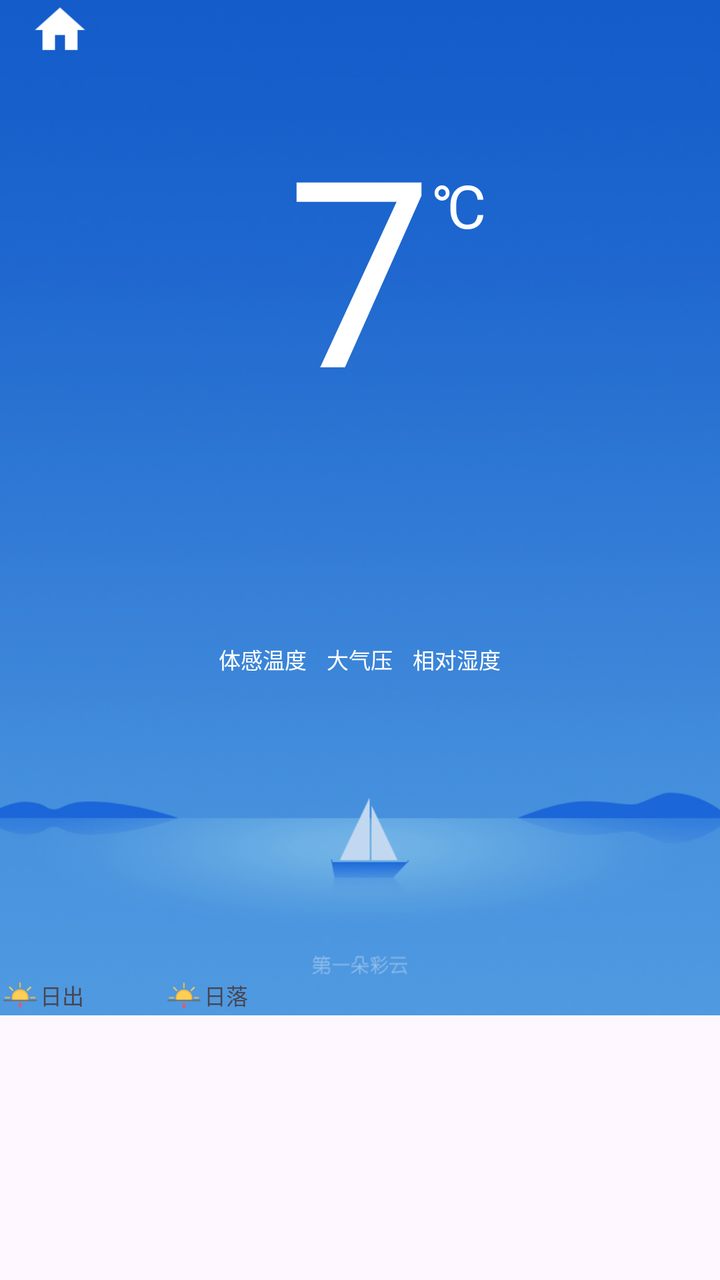
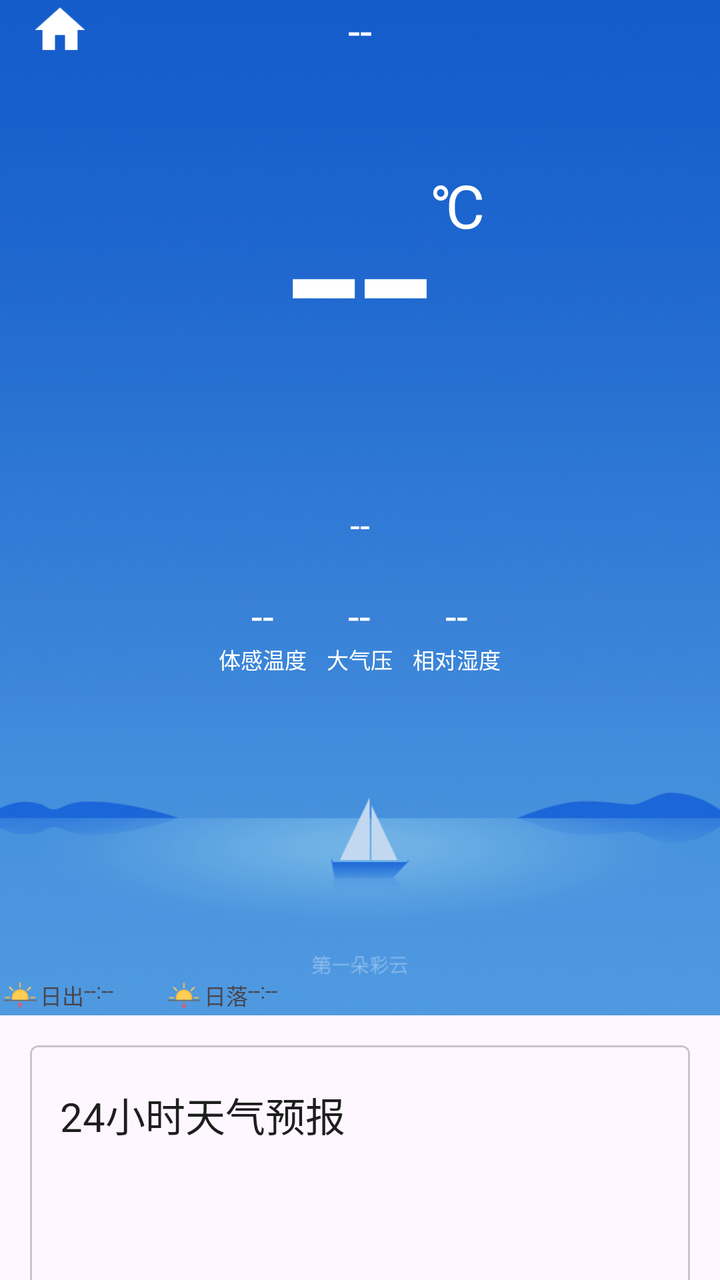

An Android layout rendered at two revisions. The XML below is the earlier revision; the diff shows what the commit changed to produce the second picture.
<!-- AndroidManifest.xml: application theme Theme.Sunny -->
<!-- res/layout/activity_main.xml -->
<?xml version="1.0" encoding="utf-8"?>
<androidx.drawerlayout.widget.DrawerLayout xmlns:android="http://schemas.android.com/apk/res/android"
    android:id="@+id/drawerLayout"
    android:layout_width="match_parent"
    android:layout_height="match_parent">

    <ScrollView
        android:id="@+id/scrollView"
        android:layout_width="match_parent"
        android:layout_height="match_parent"
        android:overScrollMode="never"
        android:scrollbars="none"
        android:visibility="visible">

        <LinearLayout
            android:layout_width="match_parent"
            android:layout_height="wrap_content"
            android:orientation="vertical">

            <include layout="@layout/activity_now" />
        </LinearLayout>
    </ScrollView>

    <FrameLayout
        android:layout_width="match_parent"
        android:layout_height="match_parent"
        android:layout_gravity="start"
        android:background="@color/colorPrimary"
        android:clickable="true"
        android:focusable="true">

        <androidx.fragment.app.FragmentContainerView
            android:id="@+id/placeFragment"
            android:name="com.example.sunny.view.place.PlaceFragment"
            android:layout_width="match_parent"
            android:layout_height="match_parent"
            android:layout_marginTop="25dp" />

    </FrameLayout>

</androidx.drawerlayout.widget.DrawerLayout>
<!-- res/layout/activity_now.xml (included above) -->
<?xml version="1.0" encoding="utf-8"?>
<androidx.constraintlayout.widget.ConstraintLayout xmlns:android="http://schemas.android.com/apk/res/android"
    xmlns:app="http://schemas.android.com/apk/res-auto"
    android:id="@+id/nowLayout"
    android:layout_width="match_parent"
    android:layout_height="wrap_content"
    android:background="@drawable/bg_clear_day">
    <androidx.constraintlayout.widget.ConstraintLayout
        android:id="@+id/title"
        android:layout_width="match_parent"
        android:layout_height="wrap_content"
        app:layout_constraintEnd_toEndOf="parent"
        app:layout_constraintStart_toStartOf="parent"
        app:layout_constraintTop_toTopOf="parent">

        <Button
            android:id="@+id/button"
            android:layout_width="30dp"
            android:layout_height="30dp"
            android:layout_marginStart="15dp"
            android:background="@drawable/ic_home"
            app:layout_constraintBottom_toBottomOf="parent"
            app:layout_constraintStart_toStartOf="parent"
            app:layout_constraintTop_toTopOf="parent" />

        <TextView
            android:id="@+id/placeName"
            android:layout_width="match_parent"
            android:layout_height="wrap_content"
            android:layout_marginStart="45dp"
            android:layout_marginEnd="45dp"
            android:gravity="center"
            android:singleLine="true"
            android:textColor="#FFFFFFFF"
            android:textSize="22sp"
            app:layout_constraintBottom_toBottomOf="parent"
            app:layout_constraintEnd_toEndOf="parent"
            app:layout_constraintStart_toStartOf="parent"
            app:layout_constraintTop_toTopOf="parent" />

    </androidx.constraintlayout.widget.ConstraintLayout>

    <LinearLayout
        android:id="@+id/bodyLayout"
        android:layout_width="match_parent"
        android:layout_height="wrap_content"
        android:layout_centerInParent="true"
        android:orientation="vertical"
        app:layout_constraintBottom_toBottomOf="parent"
        app:layout_constraintStart_toStartOf="parent"
        app:layout_constraintTop_toBottomOf="@id/title">

        <androidx.constraintlayout.widget.ConstraintLayout
            android:layout_width="match_parent"
            android:layout_height="200dp">

            <TextView
                android:id="@+id/currentTemp"
                android:layout_width="wrap_content"
                android:layout_height="wrap_content"
                android:text="7"
                android:textColor="#FFFFFF"
                android:textSize="130sp"
                app:layout_constraintBottom_toBottomOf="parent"
                app:layout_constraintEnd_toEndOf="parent"
                app:layout_constraintStart_toStartOf="parent"
                app:layout_constraintTop_toTopOf="parent"
                app:layout_constraintVertical_bias="0.592" />

            <TextView
                android:layout_width="42dp"
                android:layout_height="41dp"
                android:layout_gravity="top"
                android:layout_marginTop="36dp"
                android:text="℃"
                android:textColor="#FFFFFF"
                android:textSize="30sp"
                app:layout_constraintStart_toEndOf="@+id/currentTemp"
                app:layout_constraintTop_toTopOf="@+id/currentTemp" />
        </androidx.constraintlayout.widget.ConstraintLayout>

        <LinearLayout
            android:layout_width="wrap_content"
            android:layout_height="wrap_content"
            android:layout_gravity="center_horizontal"
            android:layout_marginTop="20dp">
            
            <TextView
                android:id="@+id/currentSky"
                android:layout_width="wrap_content"
                android:layout_height="wrap_content"
                android:layout_marginEnd="10dp"
                android:textColor="#FFFFFF"
                android:textSize="18sp" />
            
            <TextView
                android:id="@+id/currentAQI"
                android:layout_width="wrap_content"
                android:layout_height="wrap_content"
                android:layout_marginStart="10dp"
                android:textColor="#FFFFFF"
                android:textSize="18sp" />
        </LinearLayout>

        <LinearLayout
            android:layout_width="wrap_content"
            android:layout_height="wrap_content"
            android:layout_gravity="center_horizontal"
            android:layout_marginTop="20dp">
            
            <LinearLayout
                android:layout_width="wrap_content"
                android:layout_height="wrap_content"
                android:layout_gravity="center_horizontal"
                android:layout_marginTop="20dp"
                android:layout_marginEnd="10dp"
                android:orientation="vertical">

                <TextView
                    android:id="@+id/currentApparent"
                    android:layout_width="wrap_content"
                    android:layout_height="wrap_content"
                    android:layout_gravity="center_horizontal"
                    android:textColor="#FFFFFF"
                    android:textSize="20sp" />

                <TextView
                    android:layout_width="wrap_content"
                    android:layout_height="wrap_content"
                    android:layout_gravity="center_horizontal"
                    android:text="体感温度"
                    android:textColor="#FFFFFF"
                    android:textSize="11sp" />
            </LinearLayout>

            
            <LinearLayout
                android:layout_width="wrap_content"
                android:layout_height="wrap_content"
                android:layout_gravity="center_horizontal"
                android:layout_marginTop="20dp"
                android:layout_marginEnd="10dp"
                android:orientation="vertical">

                <TextView
                    android:id="@+id/currentPressure"
                    android:layout_width="wrap_content"
                    android:layout_height="wrap_content"
                    android:layout_gravity="center_horizontal"
                    android:textColor="#FFFFFF"
                    android:textSize="20sp" />

                <TextView
                    android:layout_width="wrap_content"
                    android:layout_height="wrap_content"
                    android:layout_gravity="center_horizontal"
                    android:text="大气压"
                    android:textColor="#FFFFFF"
                    android:textSize="11sp" />

            </LinearLayout>

            
            <LinearLayout
                android:layout_width="wrap_content"
                android:layout_height="wrap_content"
                android:layout_gravity="center_horizontal"
                android:layout_marginTop="20dp"
                android:orientation="vertical">

                <TextView
                    android:id="@+id/currentHumidity"
                    android:layout_width="wrap_content"
                    android:layout_height="wrap_content"
                    android:layout_gravity="center_horizontal"
                    android:textColor="#FFFFFF"
                    android:textSize="20sp" />

                <TextView
                    android:layout_width="wrap_content"
                    android:layout_height="wrap_content"
                    android:layout_gravity="center_horizontal"
                    android:text="相对湿度"
                    android:textColor="#FFFFFF"
                    android:textSize="11sp" />
            </LinearLayout>


        </LinearLayout>

        <LinearLayout
            android:layout_width="match_parent"
            android:layout_height="wrap_content"
            android:layout_marginTop="130dp"
            android:layout_marginEnd="155dp">

            <ImageView
                android:layout_width="20dp"
                android:layout_height="20dp"
                android:importantForAccessibility="no"
                android:src="@drawable/ic_sunup" />

            <TextView
                android:layout_width="wrap_content"
                android:layout_height="wrap_content"
                android:layout_gravity="center_vertical"
                android:text="日出"
                android:textSize="11sp" />

            
            <TextView
                android:id="@+id/sunUp"
                android:layout_width="40dp"
                android:layout_height="match_parent"
                android:textSize="11sp" />

            <ImageView
                android:layout_width="20dp"
                android:layout_height="20dp"
                android:importantForAccessibility="no"
                android:src="@drawable/ic_sundown"
                android:textSize="11sp" />

            <TextView
                android:layout_width="wrap_content"
                android:layout_height="wrap_content"
                android:layout_gravity="center_vertical"
                android:text="日落"
                android:textSize="11sp" />

            <TextView
                android:id="@+id/sunDown"
                android:layout_width="80dp"
                android:layout_height="match_parent"
                android:textSize="11sp" />

        </LinearLayout>

    </LinearLayout>


</androidx.constraintlayout.widget.ConstraintLayout>
<!-- resources referenced by this layout -->
<resources>
  <color name="colorPrimary">#008577</color>
  <!-- drawable bg_clear_day: jpg bitmap (drawable-xxhdpi, 119204 bytes) -->
  <!-- drawable ic_home: png bitmap (drawable-xxhdpi, 310 bytes) -->
  <!-- drawable ic_sundown: png bitmap (drawable-xxhdpi, 1586 bytes) -->
  <!-- drawable ic_sunup: png bitmap (drawable-xxhdpi, 1428 bytes) -->
  <style name="Theme.Sunny" parent="Base.Theme.Sunny" />
  <style name="Base.Theme.Sunny" parent="Theme.Material3.DayNight.NoActionBar">
          
          
      </style>
</resources>

<!-- the commit's change to res/layout/activity_main.xml (unified diff, before → after) -->
@@ -17,7 +17,13 @@
             android:layout_height="wrap_content"
             android:orientation="vertical">
 
-            <include layout="@layout/activity_now" />
+            <include
+                android:id="@+id/nowInclude"
+                layout="@layout/activity_now" />
+
+            <include
+                android:id="@+id/timeInclude"
+                layout="@layout/time" />
         </LinearLayout>
     </ScrollView>
 
@@ -47,6 +53,7 @@
     android:layout_width="match_parent"
     android:layout_height="wrap_content"
     android:background="@drawable/bg_clear_day">
+
     <androidx.constraintlayout.widget.ConstraintLayout
         android:id="@+id/title"
         android:layout_width="match_parent"
@@ -65,7 +72,7 @@
             app:layout_constraintStart_toStartOf="parent"
             app:layout_constraintTop_toTopOf="parent" />
 
-        <TextView
+        <androidx.appcompat.widget.AppCompatTextView
             android:id="@+id/placeName"
             android:layout_width="match_parent"
             android:layout_height="wrap_content"
@@ -73,6 +80,7 @@
             android:layout_marginEnd="45dp"
             android:gravity="center"
             android:singleLine="true"
+            android:text="--"
             android:textColor="#FFFFFFFF"
             android:textSize="22sp"
             app:layout_constraintBottom_toBottomOf="parent"
@@ -96,11 +104,11 @@
             android:layout_width="match_parent"
             android:layout_height="200dp">
 
-            <TextView
+            <androidx.appcompat.widget.AppCompatTextView
                 android:id="@+id/currentTemp"
                 android:layout_width="wrap_content"
                 android:layout_height="wrap_content"
-                android:text="7"
+                android:text="--"
                 android:textColor="#FFFFFF"
                 android:textSize="130sp"
                 app:layout_constraintBottom_toBottomOf="parent"
@@ -109,7 +117,7 @@
                 app:layout_constraintTop_toTopOf="parent"
                 app:layout_constraintVertical_bias="0.592" />
 
-            <TextView
+            <androidx.appcompat.widget.AppCompatTextView
                 android:layout_width="42dp"
                 android:layout_height="41dp"
                 android:layout_gravity="top"
@@ -127,19 +135,11 @@
             android:layout_gravity="center_horizontal"
             android:layout_marginTop="20dp">
             
-            <TextView
+            <androidx.appcompat.widget.AppCompatTextView
                 android:id="@+id/currentSky"
                 android:layout_width="wrap_content"
                 android:layout_height="wrap_content"
-                android:layout_marginEnd="10dp"
-                android:textColor="#FFFFFF"
-                android:textSize="18sp" />
-            
-            <TextView
-                android:id="@+id/currentAQI"
-                android:layout_width="wrap_content"
-                android:layout_height="wrap_content"
-                android:layout_marginStart="10dp"
+                android:text="--"
                 android:textColor="#FFFFFF"
                 android:textSize="18sp" />
         </LinearLayout>
@@ -158,15 +158,16 @@
                 android:layout_marginEnd="10dp"
                 android:orientation="vertical">
 
-                <TextView
+                <androidx.appcompat.widget.AppCompatTextView
                     android:id="@+id/currentApparent"
                     android:layout_width="wrap_content"
                     android:layout_height="wrap_content"
                     android:layout_gravity="center_horizontal"
+                    android:text="--"
                     android:textColor="#FFFFFF"
                     android:textSize="20sp" />
 
-                <TextView
+                <androidx.appcompat.widget.AppCompatTextView
                     android:layout_width="wrap_content"
                     android:layout_height="wrap_content"
                     android:layout_gravity="center_horizontal"
@@ -184,15 +185,16 @@
                 android:layout_marginEnd="10dp"
                 android:orientation="vertical">
 
-                <TextView
+                <androidx.appcompat.widget.AppCompatTextView
                     android:id="@+id/currentPressure"
                     android:layout_width="wrap_content"
                     android:layout_height="wrap_content"
                     android:layout_gravity="center_horizontal"
+                    android:text="--"
                     android:textColor="#FFFFFF"
                     android:textSize="20sp" />
 
-                <TextView
+                <androidx.appcompat.widget.AppCompatTextView
                     android:layout_width="wrap_content"
                     android:layout_height="wrap_content"
                     android:layout_gravity="center_horizontal"
@@ -210,15 +212,16 @@
                 android:layout_marginTop="20dp"
                 android:orientation="vertical">
 
-                <TextView
+                <androidx.appcompat.widget.AppCompatTextView
                     android:id="@+id/currentHumidity"
                     android:layout_width="wrap_content"
                     android:layout_height="wrap_content"
                     android:layout_gravity="center_horizontal"
+                    android:text="--"
                     android:textColor="#FFFFFF"
                     android:textSize="20sp" />
 
-                <TextView
+                <androidx.appcompat.widget.AppCompatTextView
                     android:layout_width="wrap_content"
                     android:layout_height="wrap_content"
                     android:layout_gravity="center_horizontal"
@@ -242,18 +245,18 @@
                 android:importantForAccessibility="no"
                 android:src="@drawable/ic_sunup" />
 
-            <TextView
+            <androidx.appcompat.widget.AppCompatTextView
                 android:layout_width="wrap_content"
                 android:layout_height="wrap_content"
                 android:layout_gravity="center_vertical"
                 android:text="日出"
                 android:textSize="11sp" />
 
-            
-            <TextView
+            <androidx.appcompat.widget.AppCompatTextView
                 android:id="@+id/sunUp"
                 android:layout_width="40dp"
                 android:layout_height="match_parent"
+                android:text="--:--"
                 android:textSize="11sp" />
 
             <ImageView
@@ -263,17 +266,18 @@
                 android:src="@drawable/ic_sundown"
                 android:textSize="11sp" />
 
-            <TextView
+            <androidx.appcompat.widget.AppCompatTextView
                 android:layout_width="wrap_content"
                 android:layout_height="wrap_content"
                 android:layout_gravity="center_vertical"
                 android:text="日落"
                 android:textSize="11sp" />
 
-            <TextView
+            <androidx.appcompat.widget.AppCompatTextView
                 android:id="@+id/sunDown"
                 android:layout_width="80dp"
                 android:layout_height="match_parent"
+                android:text="--:--"
                 android:textSize="11sp" />
 
         </LinearLayout>
@@ -282,3 +286,42 @@
 
 
 </androidx.constraintlayout.widget.ConstraintLayout>
+<!-- res/layout/time.xml (included above) -->
+<?xml version="1.0" encoding="utf-8"?>
+<com.google.android.material.card.MaterialCardView xmlns:android="http://schemas.android.com/apk/res/android"
+    xmlns:app="http://schemas.android.com/apk/res-auto"
+    android:layout_width="match_parent"
+    android:layout_height="wrap_content"
+    android:layout_marginStart="15dp"
+    android:layout_marginTop="15dp"
+    android:layout_marginEnd="15dp"
+    app:cardCornerRadius="4dp">
+
+    <LinearLayout
+        android:layout_width="match_parent"
+        android:layout_height="wrap_content"
+        android:orientation="vertical">
+
+        <androidx.appcompat.widget.AppCompatTextView
+            android:layout_width="wrap_content"
+            android:layout_height="wrap_content"
+            android:layout_marginStart="15dp"
+            android:layout_marginTop="20dp"
+            android:layout_marginBottom="20dp"
+            android:text="24小时天气预报"
+            android:textColor="#1E1E1E"
+            android:textSize="20sp" />
+
+        <HorizontalScrollView
+            android:layout_width="match_parent"
+            android:layout_height="match_parent">
+
+            <LinearLayout
+                android:id="@+id/timeLayout"
+                android:layout_width="wrap_content"
+                android:layout_height="100dp"
+                android:orientation="horizontal" />
+        </HorizontalScrollView>
+    </LinearLayout>
+
+</com.google.android.material.card.MaterialCardView>
